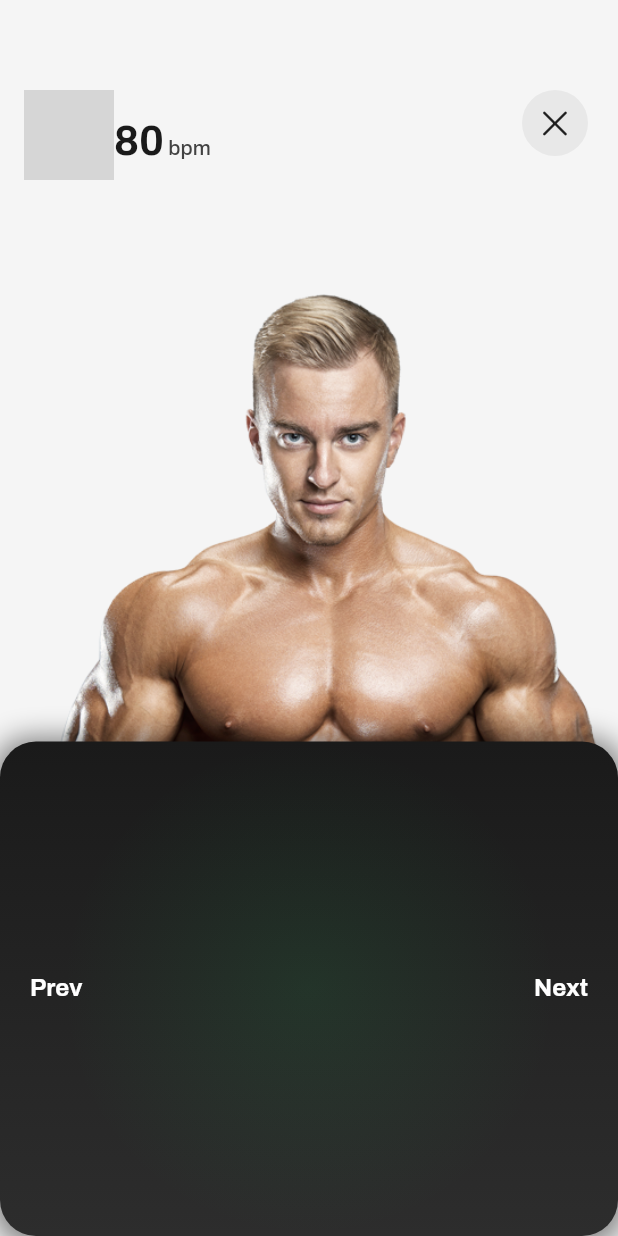
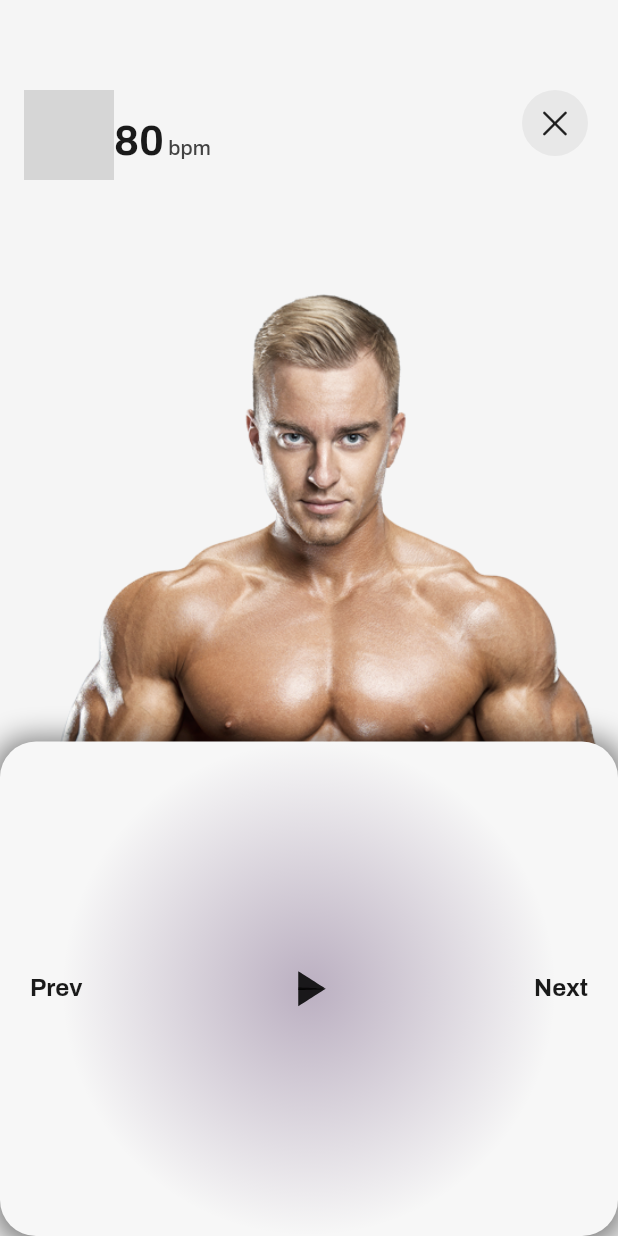
Before and after one commit to JustineUgo/fittrack_pro, a Flutter app: the DashboardScreen screen opened by its route, after a tap on an icon or button, on a phone screen of 412 x 824 dp. Run offline on Flutter 3.47's test engine with Material 3 defaults, Android fonts, the phone set to English and light mode, and no system bars; our stand-ins replace go_router, video_player; project files that could hold a hidden picture were left out; grey boxes are pictures that could not be loaded.

Commit message:
chore: add workout video session

```diff
--- a/lib/core/assets/assets.dart
+++ b/lib/core/assets/assets.dart
@@ -13,6 +13,9 @@ class Assets {
   static const String heart = "assets/images/heart.png";
 
 
+  //VIDEOS
+  static const String workoutVideo = "assets/videos/workout.mp4";
+
   //ICONS
 
 }
--- a/lib/features/dashboard/presentation/pages/dashboard_screen.dart
+++ b/lib/features/dashboard/presentation/pages/dashboard_screen.dart
@@ -2,10 +2,10 @@ import 'package:fittrack_pro/core/assets/assets.dart';
 import 'package:fittrack_pro/core/theme/color.dart';
 import 'package:fittrack_pro/core/theme/spacing.dart';
 import 'package:fittrack_pro/core/theme/style.dart';
+import 'package:fittrack_pro/features/dashboard/presentation/widgets/dashboard_header.dart';
 import 'package:fittrack_pro/features/dashboard/presentation/widgets/excercise.dart';
-import 'package:fittrack_pro/features/dashboard/presentation/widgets/stat_card.dart';
+import 'package:fittrack_pro/features/dashboard/presentation/widgets/health_overview.dart';
 import 'package:fittrack_pro/features/dashboard/presentation/widgets/workout_progress.dart';
-import 'package:flutter/cupertino.dart';
 import 'package:flutter/material.dart';
 
 class DashboardScreen extends StatefulWidget {
@@ -27,54 +27,7 @@ class _DashboardScreenState extends State<DashboardScreen> {
                 SliverAppBar(
                   pinned: true,
                   backgroundColor: FitColor.greyBackground(context),
-                  flexibleSpace: Padding(
-                    padding: EdgeInsets.symmetric(horizontal: xl),
-                    child: Row(
-                      crossAxisAlignment: CrossAxisAlignment.center,
-                      children: [
-                        Hero(
-                          tag: 'intro',
-                          child: Container(
-                            height: 50,
-                            width: 50,
-                            clipBehavior: Clip.hardEdge,
-                            decoration: BoxDecoration(
-                              shape: BoxShape.circle,
-                              image: DecorationImage(
-                                image: AssetImage(Assets.rootImage),
-                                fit: BoxFit.cover,
-                              ),
-                            ),
-                          ),
-                        ),
-                        SizedBox(width: s),
-                        Expanded(
-                          child: Column(
-                            crossAxisAlignment: CrossAxisAlignment.start,
-                            mainAxisAlignment: MainAxisAlignment.center,
-                            children: [
-                              Text("Hi 👋", style: FitStyle.h5(context)),
-                              Text(
-                                "Thursday, 17th July",
-                                style: FitStyle.b4(context),
-                              ),
-                            ],
-                          ),
-                        ),
-                        Container(
-                          clipBehavior: Clip.hardEdge,
-                          padding: EdgeInsets.all(xs),
-                          decoration: BoxDecoration(
-                            shape: BoxShape.circle,
-                            color: FitColor.neutral(
-                              context,
-                            ).shade200.withValues(alpha: .5),
-                          ),
-                          child: Icon(CupertinoIcons.moon_fill),
-                        ),
-                      ],
-                    ),
-                  ),
+                  flexibleSpace: DashboardHeader(),
                 ),
                 SliverToBoxAdapter(child: SizedBox(height: m)),
                 SliverToBoxAdapter(
@@ -86,53 +39,7 @@ class _DashboardScreenState extends State<DashboardScreen> {
                   expandedHeight: 350,
                   toolbarHeight: 350,
                   backgroundColor: FitColor.greyBackground(context),
-                  flexibleSpace: Padding(
-                    padding: EdgeInsets.symmetric(horizontal: xl, vertical: s),
-                    child: SingleChildScrollView(
-                      child: Column(
-                        crossAxisAlignment: CrossAxisAlignment.start,
-                        children: [
-                          Text(
-                            "Health Overview",
-                            style: FitStyle.h6(
-                              context,
-                            ).copyWith(fontWeight: FontWeight.w300),
-                          ),
-                          SizedBox(height: xs),
-                          Row(
-                            children: [
-                              StatCard(
-                                title: "Calories\nBurned",
-                                value: "480",
-                                emojiText: "🔥",
-                              ),
-                              SizedBox(width: xs),
-                              StatCard(
-                                title: "Steps\nTaken",
-                                value: "6200",
-                                emojiText: "🏃",
-                              ),
-                            ],
-                          ),
-                          Row(
-                            children: [
-                              StatCard(
-                                title: "Total\nSessions",
-                                value: "480",
-                                emojiText: "🏋🏽",
-                              ),
-                              SizedBox(width: xs),
-                              StatCard(
-                                title: "Sleep\nQuality",
-                                value: "7,5",
-                                emojiText: "🛏️",
-                              ),
-                            ],
-                          ),
-                        ],
-                      ),
-                    ),
-                  ),
+                  flexibleSpace: HealthOverview(),
                 ),
                 SliverToBoxAdapter(
                   child: Padding(
--- /dev/null
+++ b/lib/features/dashboard/presentation/widgets/dashboard_header.dart
@@ -0,0 +1,61 @@
+import 'package:fittrack_pro/core/assets/assets.dart';
+import 'package:fittrack_pro/core/theme/color.dart';
+import 'package:fittrack_pro/core/theme/spacing.dart';
+import 'package:fittrack_pro/core/theme/style.dart';
+import 'package:flutter/cupertino.dart';
+
+class DashboardHeader extends StatelessWidget {
+  const DashboardHeader({super.key});
+
+  @override
+  Widget build(BuildContext context) {
+    return Padding(
+                    padding: EdgeInsets.symmetric(horizontal: xl),
+                    child: Row(
+                      crossAxisAlignment: CrossAxisAlignment.center,
+                      children: [
+                        Hero(
+                          tag: 'intro',
+                          child: Container(
+                            height: 50,
+                            width: 50,
+                            clipBehavior: Clip.hardEdge,
+                            decoration: BoxDecoration(
+                              shape: BoxShape.circle,
+                              image: DecorationImage(
+                                image: AssetImage(Assets.rootImage),
+                                fit: BoxFit.cover,
+                              ),
+                            ),
+                          ),
+                        ),
+                        SizedBox(width: s),
+                        Expanded(
+                          child: Column(
+                            crossAxisAlignment: CrossAxisAlignment.start,
+                            mainAxisAlignment: MainAxisAlignment.center,
+                            children: [
+                              Text("Hi 👋", style: FitStyle.h5(context)),
+                              Text(
+                                "Thursday, 17th July",
+                                style: FitStyle.b4(context),
+                              ),
+                            ],
+                          ),
+                        ),
+                        Container(
+                          clipBehavior: Clip.hardEdge,
+                          padding: EdgeInsets.all(xs),
+                          decoration: BoxDecoration(
+                            shape: BoxShape.circle,
+                            color: FitColor.neutral(
+                              context,
+                            ).shade200.withValues(alpha: .5),
+                          ),
+                          child: Icon(CupertinoIcons.moon_fill),
+                        ),
+                      ],
+                    ),
+                  );
+  }
+}
--- /dev/null
+++ b/lib/features/dashboard/presentation/widgets/health_overview.dart
@@ -0,0 +1,59 @@
+import 'package:fittrack_pro/core/theme/spacing.dart';
+import 'package:fittrack_pro/core/theme/style.dart';
+import 'package:fittrack_pro/features/dashboard/presentation/widgets/stat_card.dart';
+import 'package:flutter/cupertino.dart';
+
+class HealthOverview extends StatelessWidget {
+  const HealthOverview({super.key});
+
+  @override
+  Widget build(BuildContext context) {
+    return Padding(
+                    padding: EdgeInsets.symmetric(horizontal: xl, vertical: s),
+                    child: SingleChildScrollView(
+                      child: Column(
+                        crossAxisAlignment: CrossAxisAlignment.start,
+                        children: [
+                          Text(
+                            "Health Overview",
+                            style: FitStyle.h6(
+                              context,
+                            ).copyWith(fontWeight: FontWeight.w300),
+                          ),
+                          SizedBox(height: xs),
+                          Row(
+                            children: [
+                              StatCard(
+                                title: "Calories\nBurned",
+                                value: "480",
+                                emojiText: "🔥",
+                              ),
+                              SizedBox(width: xs),
+                              StatCard(
+                                title: "Steps\nTaken",
+                                value: "6200",
+                                emojiText: "🏃",
+                              ),
+                            ],
+                          ),
+                          Row(
+                            children: [
+                              StatCard(
+                                title: "Total\nSessions",
+                                value: "480",
+                                emojiText: "🏋🏽",
+                              ),
+                              SizedBox(width: xs),
+                              StatCard(
+                                title: "Sleep\nQuality",
+                                value: "7,5",
+                                emojiText: "🛏️",
+                              ),
+                            ],
+                          ),
+                        ],
+                      ),
+                    ),
+                  );
+  }
+}
--- a/lib/features/workout/presentation/pages/workout_screen.dart
+++ b/lib/features/workout/presentation/pages/workout_screen.dart
@@ -5,6 +5,7 @@ import 'package:fittrack_pro/core/theme/style.dart';
 import 'package:flutter/cupertino.dart';
 import 'package:flutter/material.dart';
 import 'package:go_router/go_router.dart';
+import 'package:video_player/video_player.dart';
 
 class WorkoutScreen extends StatefulWidget {
   const WorkoutScreen({super.key, required this.tag});
@@ -13,7 +14,38 @@ class WorkoutScreen extends StatefulWidget {
   State<WorkoutScreen> createState() => _WorkoutScreenState();
 }
 
-class _WorkoutScreenState extends State<WorkoutScreen> {
+class _WorkoutScreenState extends State<WorkoutScreen>
+    with SingleTickerProviderStateMixin {
+  late AnimationController animationController;
+  late VideoPlayerController _controller;
+
+  @override
+  void initState() {
+    super.initState();
+    animationController = AnimationController(
+      vsync: this,
+      duration: const Duration(seconds: 1),
+    );
+    _controller = VideoPlayerController.asset(Assets.workoutVideo)
+      ..initialize().then((_) {
+        setState(() {});
+      });
+  }
+
+  @override
+  void dispose() {
+    _controller.dispose();
+    super.dispose();
+  }
+
+  void onPlay() {
+    animationController.forward();
+
+    _controller.setLooping(true);
+    _controller.play();
+    setState(() {});
+  }
+
   @override
   Widget build(BuildContext context) {
     return Scaffold(
@@ -24,7 +56,14 @@ class _WorkoutScreenState extends State<WorkoutScreen> {
             bool isHorizontal = orientation == Orientation.landscape;
             return Stack(
               children: [
-                Container(
+                _controller.value.isPlaying
+                    ? Center(
+                        child: AspectRatio(
+                          aspectRatio: _controller.value.aspectRatio,
+                          child: VideoPlayer(_controller),
+                        ),
+                      )
+                    : Container(
                         decoration: BoxDecoration(
                           color: FitColor.greyBackground(context),
                           image: DecorationImage(image: AssetImage(widget.tag)),
@@ -41,14 +80,8 @@ class _WorkoutScreenState extends State<WorkoutScreen> {
                       : 0,
                   child: Container(
                     decoration: BoxDecoration(
-                      color: FitColor.background(context),
+                      color: FitColor.accent(context),
                       borderRadius: BorderRadius.circular(FitRadius.l),
-
-                      gradient: LinearGradient(
-                        begin: Alignment.topCenter,
-                        end: Alignment.bottomCenter,
-                        colors: [Color(0xFF1A1A1A), Color(0xFF2D2D2D)],
-                      ),
                       boxShadow: [
                         BoxShadow(
                           color: FitColor.blackColor.withValues(alpha: .5),
@@ -63,26 +96,25 @@ class _WorkoutScreenState extends State<WorkoutScreen> {
                       decoration: BoxDecoration(
                         gradient: RadialGradient(
                           colors: [
-                            Color(0xFF22C55E).withValues(alpha: .1),
-                            Color(0xFF22C55E).withValues(alpha: 0),
+                            FitColor.primary(context).withValues(alpha: .3),
+                            FitColor.primary(context).withValues(alpha: 0),
                           ],
                         ),
                       ),
                       child: Row(
                         mainAxisAlignment: MainAxisAlignment.spaceBetween,
                         children: [
-                          Text(
-                            "Prev",
-                            style: FitStyle.h7(
-                              context,
-                            ).copyWith(color: FitColor.whiteColor),
+                          Text("Prev", style: FitStyle.h7(context)),
+                          GestureDetector(
+                            onTap: onPlay,
+                            child: AnimatedIcon(
+                              icon: AnimatedIcons.play_pause,
+                              progress: animationController,
+                              size: 40,
                             ),
-                          Text(
-                            "Next",
-                            style: FitStyle.h7(
-                              context,
-                            ).copyWith(color: FitColor.whiteColor),
                           ),
+
+                          Text("Next", style: FitStyle.h7(context)),
                         ],
                       ),
                     ),
--- a/pubspec.yaml
+++ b/pubspec.yaml
@@ -13,6 +13,7 @@ dependencies:
   flutter:
     sdk: flutter
   go_router: ^16.0.0
+  video_player: ^2.10.0
 
 dev_dependencies:
   flutter_lints: ^5.0.0
@@ -24,6 +25,7 @@ flutter:
   uses-material-design: true
 
   assets:
+    - assets/videos/
     - assets/images/
     - assets/fonts/
     - assets/svgs/
```
Also changed, not shown: pubspec.lock, 12 other files. Lines whose indentation alone changed are shown as unchanged.
